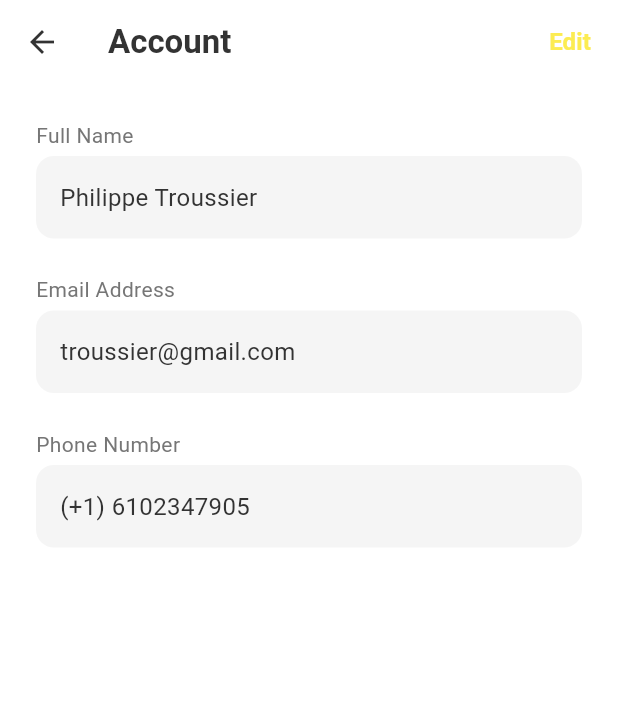
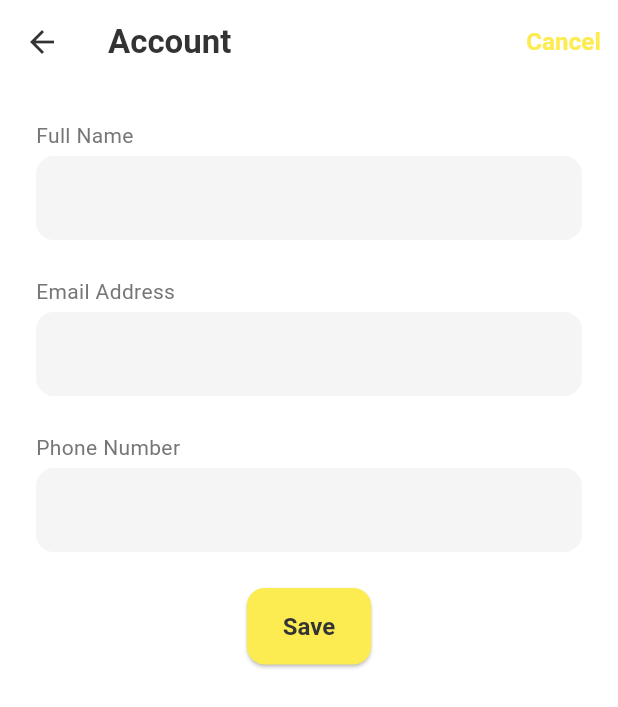
Before and after one commit to kathesp/smile_app, a Flutter app: the AccountInformationScreen screen opened directly, after a tap on "Edit", on a phone screen of 412 x 824 dp. Shown: the top 707 px of the screen. Run offline on Flutter 3.47's test engine with Material 3 defaults, Android fonts, the phone set to English and light mode, and no system bars; our stand-ins replace cloud_firestore, firebase_auth, smooth_page_indicator; accounts and stored records are empty.

Commit message:
Update account_information_screen.dart

```diff
--- a/lib/screens/account_information_screen.dart
+++ b/lib/screens/account_information_screen.dart
@@ -1,8 +1,89 @@
+import 'package:cloud_firestore/cloud_firestore.dart';
+import 'package:firebase_auth/firebase_auth.dart';
 import 'package:flutter/material.dart';
 import 'package:smile_app/utils/constants.dart';
 
-class AccountInformationScreen extends StatelessWidget {
+class AccountInformationScreen extends StatefulWidget {
   const AccountInformationScreen({super.key});
+
+  @override
+  State<AccountInformationScreen> createState() =>
+      _AccountInformationScreenState();
+}
+
+class _AccountInformationScreenState extends State<AccountInformationScreen> {
+  String? _fullName;
+  String? _email;
+  String? _phone;
+
+  bool _isEditing = false;
+  final _formKey = GlobalKey<FormState>();
+  final _nameController = TextEditingController();
+  final _emailController = TextEditingController();
+  final _phoneController = TextEditingController();
+
+  @override
+  void initState() {
+    super.initState();
+    _fetchUserData();
+  }
+
+  Future<void> _fetchUserData() async {
+    User? user = FirebaseAuth.instance.currentUser;
+
+    if (user != null) {
+      final uid = user.uid;
+
+      final docSnapshot =
+      await FirebaseFirestore.instance.collection('users').doc(uid).get();
+
+      setState(() {
+        _email = user.email;
+        _fullName = docSnapshot['name'] ?? '';
+        _phone = docSnapshot['phonenum'].toString();
+
+        // Set controllers for editing
+        _nameController.text = _fullName!;
+        _emailController.text = _email!;
+        _phoneController.text = _phone!;
+      });
+    }
+  }
+
+  Future<void> _saveChanges() async {
+    if (!_formKey.currentState!.validate()) return;
+
+    try {
+      User? user = FirebaseAuth.instance.currentUser;
+      String uid = user!.uid;
+
+      // Update email in Firebase Auth (if changed)
+      if (_emailController.text.trim() != _email) {
+        await user.updateEmail(_emailController.text.trim());
+      }
+
+      // Update Firestore
+      await FirebaseFirestore.instance.collection('users').doc(uid).update({
+        'name': _nameController.text.trim(),
+        'phonenum': _phoneController.text.trim(),
+      });
+
+      setState(() {
+        _fullName = _nameController.text.trim();
+        _email = _emailController.text.trim();
+        _phone = _phoneController.text.trim();
+        _isEditing = false;
+      });
+
+      ScaffoldMessenger.of(context).showSnackBar(
+        const SnackBar(content: Text("Account updated successfully")),
+      );
+    } catch (e) {
+      ScaffoldMessenger.of(context).showSnackBar(
+        SnackBar(content: Text("Error updating account: $e")),
+      );
+    }
+  }
 
   @override
   Widget build(BuildContext context) {
@@ -21,31 +102,53 @@ class AccountInformationScreen extends StatelessWidget {
         actions: [
           TextButton(
             onPressed: () {
-              // Edit functionality
+              setState(() {
+                _isEditing = !_isEditing;
+              });
             },
-            child: const Text('Edit'),
+            child: Text(_isEditing ? 'Cancel' : 'Edit'),
           ),
         ],
       ),
-      body: Padding(
-        padding: const EdgeInsets.all(AppSizes.paddingL),
+      body: _isEditing ? _buildEditForm() : _buildDisplay(),
+    );
+  }
+
+  Widget _buildDisplay() {
+    return Padding(
+      padding: const EdgeInsets.all(AppSizes.paddingL),
+      child: Column(
+        crossAxisAlignment: CrossAxisAlignment.start,
+        children: [
+          _buildInfoField('Full Name', _fullName ?? 'Loading...'),
+          const SizedBox(height: AppSizes.paddingL),
+          _buildInfoField('Email Address', _email ?? 'Loading...'),
+          const SizedBox(height: AppSizes.paddingL),
+          _buildInfoField('Phone Number', _phone ?? 'Loading...'),
+        ],
+      ),
+    );
+  }
+
+  Widget _buildEditForm() {
+    return Padding(
+      padding: const EdgeInsets.all(AppSizes.paddingL),
+      child: Form(
+        key: _formKey,
         child: Column(
-          crossAxisAlignment: CrossAxisAlignment.start,
           children: [
-            _buildInfoField(
-              'Full Name',
-              'Philippe Troussier',
-            ),
+            _buildEditableField('Full Name', _nameController),
             const SizedBox(height: AppSizes.paddingL),
-            _buildInfoField(
-              'Email Address',
-              'troussier@gmail.com',
-            ),
+            _buildEditableField('Email Address', _emailController,
+                isEmail: true),
             const SizedBox(height: AppSizes.paddingL),
-            _buildInfoField(
-              'Phone Number',
-              '(+1) 6102347905',
-            ),
+            _buildEditableField('Phone Number', _phoneController,
+                isPhone: true),
+            const SizedBox(height: AppSizes.paddingL),
+            ElevatedButton(
+              onPressed: _saveChanges,
+              child: const Text('Save'),
+            )
           ],
         ),
       ),
@@ -56,10 +159,7 @@ class AccountInformationScreen extends StatelessWidget {
     return Column(
       crossAxisAlignment: CrossAxisAlignment.start,
       children: [
-        Text(
-          label,
-          style: AppTextStyles.bodyText2,
-        ),
+        Text(label, style: AppTextStyles.bodyText2),
         const SizedBox(height: AppSizes.paddingXS),
         Container(
           width: double.infinity,
@@ -68,9 +168,42 @@ class AccountInformationScreen extends StatelessWidget {
             color: Colors.grey.shade100,
             borderRadius: BorderRadius.circular(AppSizes.radiusM),
           ),
-          child: Text(
-            value,
-            style: AppTextStyles.bodyText1,
+          child: Text(value, style: AppTextStyles.bodyText1),
+        ),
+      ],
+    );
+  }
+
+  Widget _buildEditableField(
+      String label,
+      TextEditingController controller, {
+        bool isEmail = false,
+        bool isPhone = false,
+      }) {
+    return Column(
+      crossAxisAlignment: CrossAxisAlignment.start,
+      children: [
+        Text(label, style: AppTextStyles.bodyText2),
+        const SizedBox(height: AppSizes.paddingXS),
+        TextFormField(
+          controller: controller,
+          keyboardType: isPhone ? TextInputType.phone : TextInputType.text,
+          validator: (value) {
+            if (value == null || value.trim().isEmpty) {
+              return 'Please enter $label';
+            }
+            if (isEmail && !value.contains('@')) {
+              return 'Enter a valid email';
+            }
+            return null;
+          },
+          decoration: InputDecoration(
+            filled: true,
+            fillColor: Colors.grey.shade100,
+            border: OutlineInputBorder(
+              borderRadius: BorderRadius.circular(AppSizes.radiusM),
+              borderSide: BorderSide.none,
+            ),
           ),
         ),
       ],
```
